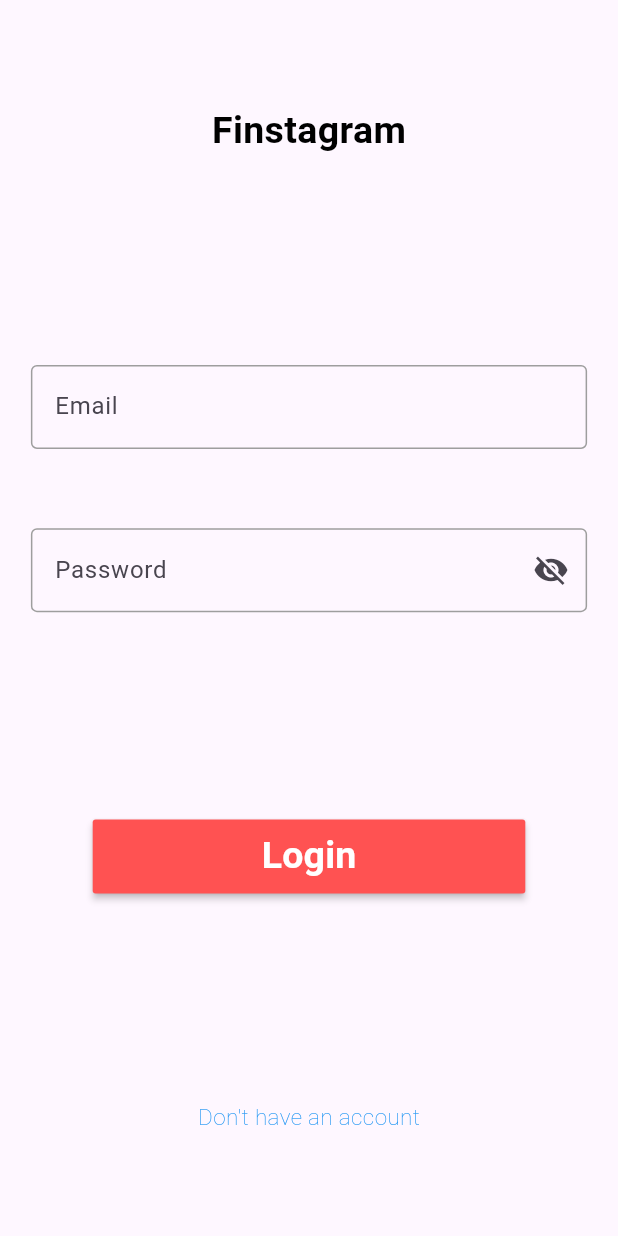
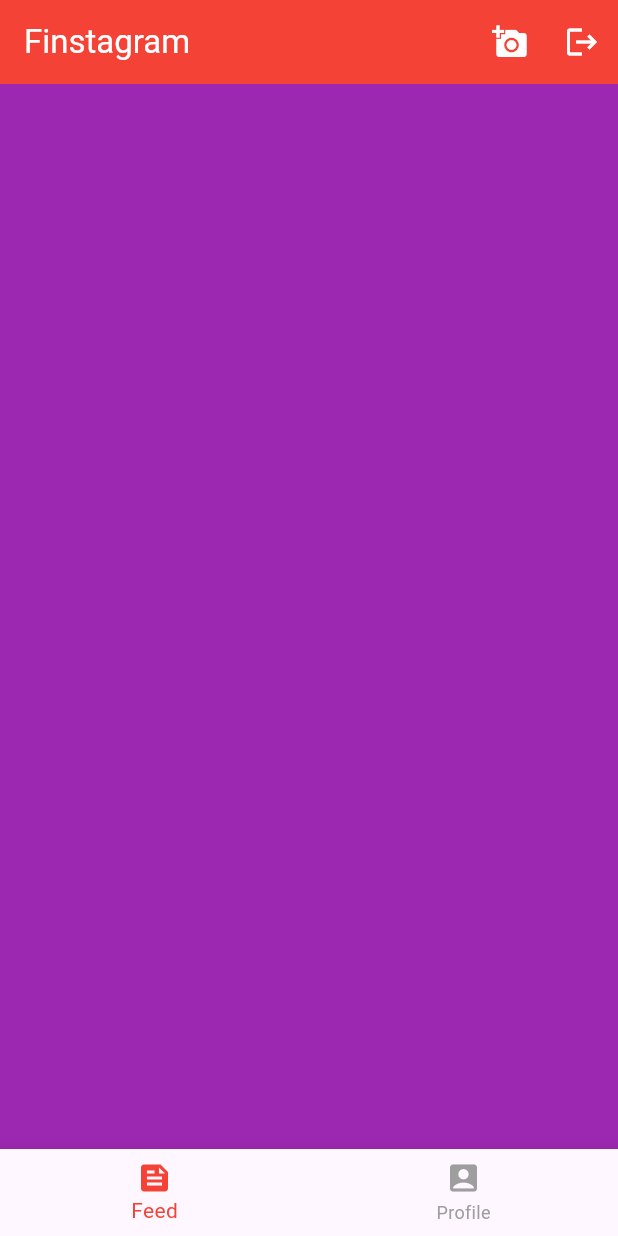
Before and after one commit to arkar-00/Finstagram, a Flutter app: the screen it shows after launch, on a phone screen of 412 x 824 dp. Run offline on Flutter 3.47's test engine with Material 3 defaults, Android fonts, the phone set to English and light mode, and no system bars; our stand-ins replace file_picker.

Commit message:
feat: add home page

```diff
--- a/lib/main.dart
+++ b/lib/main.dart
@@ -1,3 +1,4 @@
+import 'package:finstagram/pages/home_page.dart';
 import 'package:finstagram/pages/login_page.dart';
 import 'package:finstagram/pages/register_page.dart';
 import 'package:flutter/material.dart';
@@ -15,10 +16,11 @@ class MyApp extends StatelessWidget {
     return MaterialApp(
       title: 'Finstagram',
       theme: ThemeData(primarySwatch: Colors.red),
-      initialRoute: 'login',
+      initialRoute: 'home',
       routes: {
         'register': (context) => RegisterPage(),
         'login': (context) => LoginPage(),
+        'home': (context) => HomePage(),
       },
     );
   }
--- /dev/null
+++ b/lib/pages/feed_page.dart
@@ -0,0 +1,15 @@
+import 'package:flutter/material.dart';
+
+class FeedPage extends StatefulWidget {
+  @override
+  State<StatefulWidget> createState() {
+    return _FeedPageState();
+  }
+}
+
+class _FeedPageState extends State {
+  @override
+  Widget build(BuildContext context) {
+    return Container(color: Colors.purple);
+  }
+}
--- /dev/null
+++ b/lib/pages/home_page.dart
@@ -0,0 +1,68 @@
+import 'package:finstagram/pages/feed_page.dart';
+import 'package:finstagram/pages/profile_page.dart';
+import 'package:flutter/material.dart';
+
+class HomePage extends StatefulWidget {
+  const HomePage({Key? key}) : super(key: key);
+
+  @override
+  State<HomePage> createState() => _HomePageState();
+}
+
+class _HomePageState extends State<HomePage> {
+  int _currentPage = 0;
+
+  final List<Widget> _pages = [FeedPage(), ProfilePage()];
+
+  void _onAddPhoto() {
+    // TODO: Implement add photo functionality
+  }
+
+  void _onLogout() {
+    // TODO: Implement logout functionality
+  }
+
+  void _onPageChanged(int index) {
+    setState(() {
+      _currentPage = index;
+    });
+  }
+
+  @override
+  Widget build(BuildContext context) {
+    return Scaffold(
+      appBar: AppBar(
+        backgroundColor: Colors.red,
+        title: const Text("Finstagram", style: TextStyle(color: Colors.white)),
+        actions: [
+          IconButton(
+            icon: const Icon(Icons.add_a_photo, color: Colors.white),
+            onPressed: _onAddPhoto,
+          ),
+          IconButton(
+            icon: const Icon(Icons.logout, color: Colors.white),
+            onPressed: _onLogout,
+          ),
+        ],
+      ),
+      body: _pages[_currentPage],
+      bottomNavigationBar: _buildBottomNavigationBar(),
+    );
+  }
+
+  Widget _buildBottomNavigationBar() {
+    return BottomNavigationBar(
+      currentIndex: _currentPage,
+      onTap: _onPageChanged,
+      selectedItemColor: Colors.red, // Active color
+      unselectedItemColor: Colors.grey, // Inactive color
+      items: const [
+        BottomNavigationBarItem(label: "Feed", icon: Icon(Icons.feed)),
+        BottomNavigationBarItem(
+          label: "Profile",
+          icon: Icon(Icons.account_box),
+        ),
+      ],
+    );
+  }
+}
--- /dev/null
+++ b/lib/pages/profile_page.dart
@@ -0,0 +1,15 @@
+import 'package:flutter/material.dart';
+
+class ProfilePage extends StatefulWidget {
+  @override
+  State<StatefulWidget> createState() {
+    return _ProfilePageState();
+  }
+}
+
+class _ProfilePageState extends State {
+  @override
+  Widget build(BuildContext context) {
+    return Container(color: Colors.amber);
+  }
+}
```
